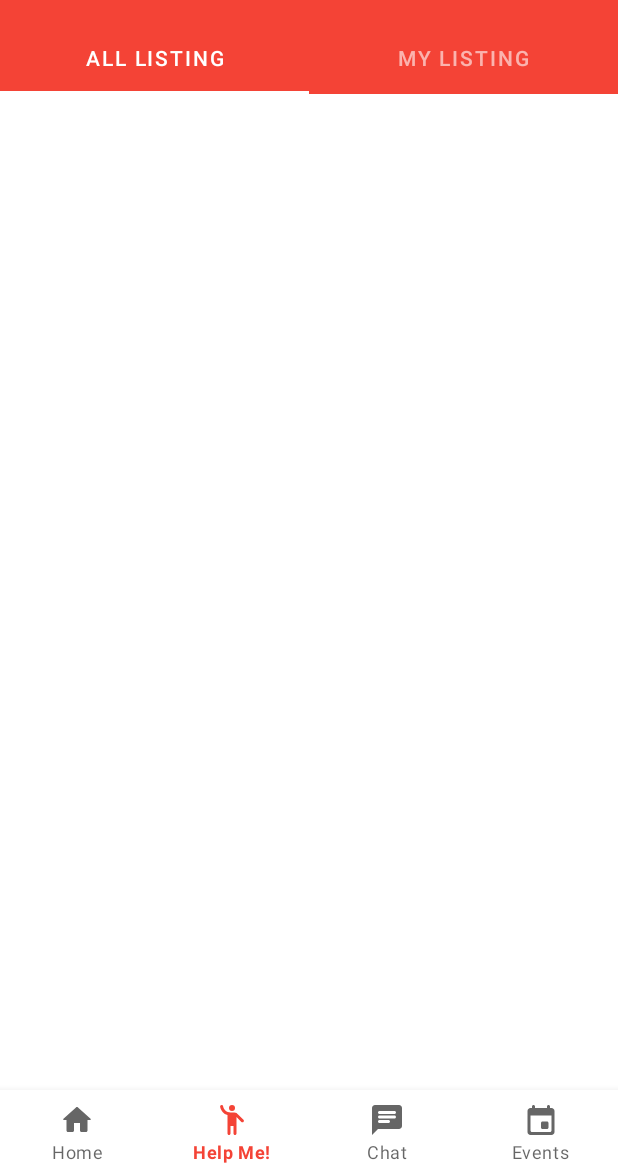
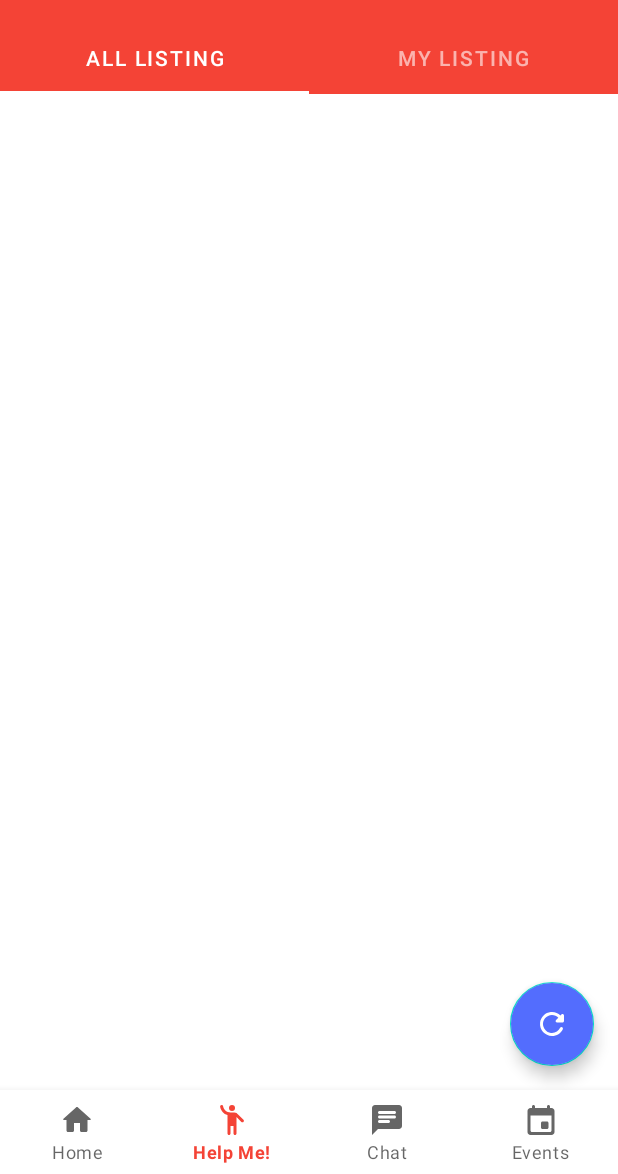
Before and after one commit to songyi-98/Kindom, an Android app: the screen it shows after launch once a user with an empty profile is signed in (HomeActivity), item 2 of the bottom bar chosen, on a phone screen of 412 x 824 dp, the part 62-1236 px from its top. Run offline under Robolectric (Android 15) with nearby library versions, the phone set to English and light mode, and no system bars; our stand-ins replace Firebase (no records; nobody signed in at launch, a user with empty details on screens opened directly).

Commit message:
Add refresh functionality for HelpMeAllListingFragment

```diff
--- a/app/src/main/java/com/example/kindom/ui/HelpMeFragment.java
+++ b/app/src/main/java/com/example/kindom/ui/HelpMeFragment.java
@@ -11,8 +11,8 @@ import androidx.fragment.app.Fragment;
 import androidx.fragment.app.FragmentStatePagerAdapter;
 import androidx.viewpager.widget.ViewPager;
 
+import com.example.kindom.R;
 import com.example.kindom.ui.helpMe.HelpMePagerAdapter;
-import com.example.kindom.R;
 import com.google.android.material.tabs.TabLayout;
 
 import java.util.Objects;
@@ -53,7 +53,7 @@ public class HelpMeFragment extends Fragment {
         // Each page is represented by its own fragment.
         final ViewPager viewPager = getActivity().findViewById(R.id.help_me_pager);
         final HelpMePagerAdapter adapter = new HelpMePagerAdapter(
-                getActivity().getSupportFragmentManager(),
+                getChildFragmentManager(),
                 FragmentStatePagerAdapter.BEHAVIOR_RESUME_ONLY_CURRENT_FRAGMENT,
                 tabLayout.getTabCount());
         viewPager.setAdapter(adapter);
--- a/app/src/main/java/com/example/kindom/ui/helpMe/HelpMeAllListingFragment.java
+++ b/app/src/main/java/com/example/kindom/ui/helpMe/HelpMeAllListingFragment.java
@@ -1,9 +1,11 @@
 package com.example.kindom.ui.helpMe;
 
 import androidx.annotation.NonNull;
+import androidx.annotation.Nullable;
 import androidx.fragment.app.Fragment;
 import androidx.recyclerview.widget.LinearLayoutManager;
 import androidx.recyclerview.widget.RecyclerView;
+import androidx.swiperefreshlayout.widget.SwipeRefreshLayout;
 
 import android.os.Bundle;
 import android.view.LayoutInflater;
@@ -14,6 +16,7 @@ import com.example.kindom.R;
 import com.example.kindom.helpMe.HelpMeAllListingAdapter;
 import com.example.kindom.helpMe.HelpMePost;
 import com.example.kindom.utils.FirebaseHandler;
+import com.google.android.material.floatingactionbutton.FloatingActionButton;
 import com.google.firebase.database.DataSnapshot;
 import com.google.firebase.database.DatabaseError;
 import com.google.firebase.database.DatabaseReference;
@@ -26,8 +29,8 @@ import java.util.Objects;
 
 public class HelpMeAllListingFragment extends Fragment {
 
-    // TODO: Allow refresh of posts
-
+    private View mView;
+    private SwipeRefreshLayout mSwipeRefreshLayout;
     private ArrayList<HelpMePost> mHelpMePosts = new ArrayList<>();
     private DatabaseReference mAllPostsRef;
 
@@ -47,18 +50,58 @@ public class HelpMeAllListingFragment extends Fragment {
     public View onCreateView(LayoutInflater inflater, ViewGroup container,
                              Bundle savedInstanceState) {
         // Inflate the layout for this fragment
-        return inflater.inflate(R.layout.activity_help_me_all_listing_fragment, container, false);
+        mView = inflater.inflate(R.layout.activity_help_me_all_listing_fragment, container, false);
+
+        // Initialize SwipeRefreshLayout
+        mSwipeRefreshLayout = mView.findViewById(R.id.help_me_all_listing_swipe_container);
+        mSwipeRefreshLayout.setOnRefreshListener(new SwipeRefreshLayout.OnRefreshListener() {
+            @Override
+            public void onRefresh() {
+                mSwipeRefreshLayout.setRefreshing(true);
+                getPosts();
+            }
+        });
+
+        return mView;
+    }
+
+    @Override
+    public void onViewCreated(@NonNull View view, @Nullable Bundle savedInstanceState) {
+        super.onViewCreated(view, savedInstanceState);
+        mHelpMePosts.clear();
+
+        // Set click listener for FAB
+        FloatingActionButton fab = view.findViewById(R.id.help_me_refresh_fab);
+        fab.setOnClickListener(new View.OnClickListener() {
+            @Override
+            public void onClick(View v) {
+                mSwipeRefreshLayout.post(new Runnable() {
+                    @Override
+                    public void run() {
+                        mSwipeRefreshLayout.setRefreshing(true);
+                        getPosts();
+                    }
+                });
+            }
+        });
     }
 
     @Override
     public void onStart() {
         super.onStart();
 
-        // Add all users' (except current user) posts to list
+        // TODO: Filter only nearby posts
+
+        getPosts();
+    }
+
+    /**
+     * Get HelpMePosts from Firebase Database
+     */
+    private void getPosts() {
         mHelpMePosts.clear();
 
-        // TODO: Filter only nearby posts
-
+        // Add all users' (except current user) posts to list
         mAllPostsRef.orderByChild("timeCreated").addListenerForSingleValueEvent(new ValueEventListener() {
             @Override
             public void onDataChange(@NonNull DataSnapshot dataSnapshot) {
@@ -86,7 +129,7 @@ public class HelpMeAllListingFragment extends Fragment {
      */
     private void show() {
         // Get a handle to the RecyclerView
-        RecyclerView mRecyclerView = Objects.requireNonNull(getActivity()).findViewById(R.id.help_me_all_listing_recycler_view);
+        RecyclerView mRecyclerView = mView.findViewById(R.id.help_me_all_listing_recycler_view);
 
         // Create an adapter and supply the data to be displayed
         HelpMeAllListingAdapter mAdapter = new HelpMeAllListingAdapter(getContext(), mHelpMePosts);
@@ -96,5 +139,7 @@ public class HelpMeAllListingFragment extends Fragment {
 
         // Give the RecyclerView a default layout manager
         mRecyclerView.setLayoutManager(new LinearLayoutManager(getContext()));
+
+        mSwipeRefreshLayout.setRefreshing(false);
     }
 }
--- a/app/src/main/java/com/example/kindom/ui/helpMe/HelpMeUserListingFragment.java
+++ b/app/src/main/java/com/example/kindom/ui/helpMe/HelpMeUserListingFragment.java
@@ -26,7 +26,6 @@ import com.google.firebase.database.FirebaseDatabase;
 import com.google.firebase.database.ValueEventListener;
 
 import java.util.ArrayList;
-import java.util.Objects;
 
 public class HelpMeUserListingFragment extends Fragment {
 
@@ -57,9 +56,10 @@ public class HelpMeUserListingFragment extends Fragment {
     @Override
     public void onViewCreated(@NonNull View view, @Nullable Bundle savedInstanceState) {
         super.onViewCreated(view, savedInstanceState);
+        mHelpMePosts.clear();
 
         // Set click listener for FAB
-        FloatingActionButton fab = Objects.requireNonNull(getActivity()).findViewById(R.id.help_me_add_fab);
+        FloatingActionButton fab = view.findViewById(R.id.help_me_add_fab);
         fab.setOnClickListener(new View.OnClickListener() {
             @Override
             public void onClick(View v) {
--- /dev/null
+++ b/app/src/main/res/drawable/ic_round_refresh_24.xml
@@ -0,0 +1,10 @@
+<vector xmlns:android="http://schemas.android.com/apk/res/android"
+    android:width="24dp"
+    android:height="24dp"
+    android:viewportWidth="24"
+    android:viewportHeight="24"
+    android:tint="?attr/colorControlNormal">
+  <path
+      android:fillColor="@android:color/white"
+      android:pathData="M17.65,6.35c-1.63,-1.63 -3.94,-2.57 -6.48,-2.31 -3.67,0.37 -6.69,3.35 -7.1,7.02C3.52,15.91 7.27,20 12,20c3.19,0 5.93,-1.87 7.21,-4.56 0.32,-0.67 -0.16,-1.44 -0.9,-1.44 -0.37,0 -0.72,0.2 -0.88,0.53 -1.13,2.43 -3.84,3.97 -6.8,3.31 -2.22,-0.49 -4.01,-2.3 -4.48,-4.52C5.31,9.44 8.26,6 12,6c1.66,0 3.14,0.69 4.22,1.78l-1.51,1.51c-0.63,0.63 -0.19,1.71 0.7,1.71H19c0.55,0 1,-0.45 1,-1V6.41c0,-0.89 -1.08,-1.34 -1.71,-0.71l-0.64,0.65z"/>
+</vector>
--- a/app/src/main/res/layout/activity_help_me_all_listing_fragment.xml
+++ b/app/src/main/res/layout/activity_help_me_all_listing_fragment.xml
@@ -1,12 +1,30 @@
 <?xml version="1.0" encoding="utf-8"?>
 <androidx.coordinatorlayout.widget.CoordinatorLayout xmlns:android="http://schemas.android.com/apk/res/android"
+    xmlns:app="http://schemas.android.com/apk/res-auto"
     xmlns:tools="http://schemas.android.com/tools"
     android:layout_width="match_parent"
-    android:layout_height="match_parent"
-    tools:context=".ui.helpMe.HelpMeAllListingFragment">
+    android:layout_height="match_parent">
 
-    <androidx.recyclerview.widget.RecyclerView
-        android:id="@+id/help_me_all_listing_recycler_view"
+    <androidx.swiperefreshlayout.widget.SwipeRefreshLayout
+        android:id="@+id/help_me_all_listing_swipe_container"
         android:layout_width="match_parent"
-        android:layout_height="match_parent" />
+        android:layout_height="match_parent"
+        tools:context=".ui.helpMe.HelpMeAllListingFragment">
+
+        <androidx.recyclerview.widget.RecyclerView
+            android:id="@+id/help_me_all_listing_recycler_view"
+            android:layout_width="match_parent"
+            android:layout_height="match_parent" />
+    </androidx.swiperefreshlayout.widget.SwipeRefreshLayout>
+
+    <com.google.android.material.floatingactionbutton.FloatingActionButton
+        android:id="@+id/help_me_refresh_fab"
+        android:layout_width="wrap_content"
+        android:layout_height="wrap_content"
+        android:layout_gravity="bottom|end"
+        android:layout_margin="16dp"
+        android:backgroundTint="@color/colorAccent"
+        android:contentDescription="@string/fab_refresh_content_desc"
+        app:srcCompat="@drawable/ic_round_refresh_24"
+        app:tint="@android:color/white" />
 </androidx.coordinatorlayout.widget.CoordinatorLayout>
--- a/app/src/main/res/layout/activity_help_me_user_listing_fragment.xml
+++ b/app/src/main/res/layout/activity_help_me_user_listing_fragment.xml
@@ -18,7 +18,7 @@
         android:layout_gravity="bottom|end"
         android:layout_margin="16dp"
         android:backgroundTint="@color/colorAccent"
-        android:contentDescription="@string/fab_content_desc"
+        android:contentDescription="@string/fab_add_content_desc"
         app:srcCompat="@drawable/ic_round_add_24"
         app:tint="@android:color/white" />
 </androidx.coordinatorlayout.widget.CoordinatorLayout>
--- a/app/src/main/res/layout/fragment_help_me.xml
+++ b/app/src/main/res/layout/fragment_help_me.xml
@@ -1,6 +1,5 @@
 <?xml version="1.0" encoding="utf-8"?>
 <RelativeLayout xmlns:android="http://schemas.android.com/apk/res/android"
-    xmlns:app="http://schemas.android.com/apk/res-auto"
     xmlns:tools="http://schemas.android.com/tools"
     android:layout_width="match_parent"
     android:layout_height="match_parent"
--- a/app/src/main/res/values/strings.xml
+++ b/app/src/main/res/values/strings.xml
@@ -45,7 +45,8 @@
     <string name="help_me_all_listing_tab">All Listing</string>
     <string name="help_me_my_listing_tab">My Listing</string>
     <string name="list_item_help_me_all_listing_details">Details</string>
-    <string name="fab_content_desc">Add</string>
+    <string name="fab_refresh_content_desc">Refresh</string>
+    <string name="fab_add_content_desc">Add</string>
     <string name="help_me_post_details_label">Post details</string>
     <string name="menu_report_listing_label">Report Listing</string>
     <string name="help_me_post_user_header">User requiring help:</string>
```
